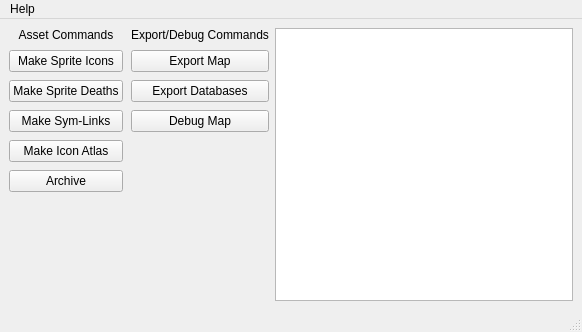
Old version of the form gui/tool_gui.ui in the repository thisisnotruben/ToW-tools.
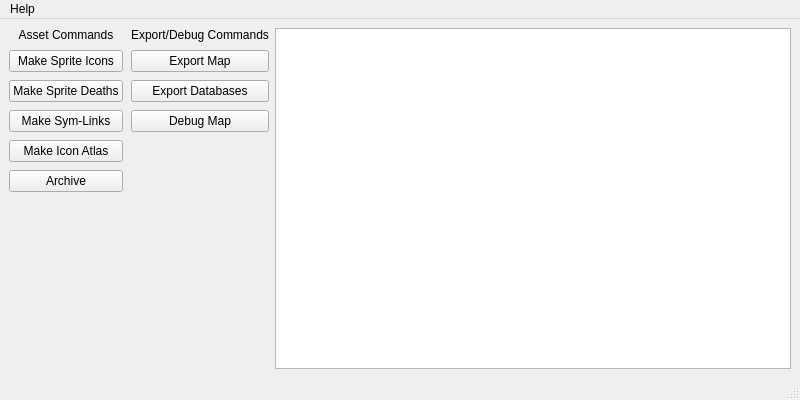
New version of the form. Icons and pictures are not drawn.

Commit message: made the tool gui!

Diff of the .ui file:
```diff
--- a/gui/tool_gui.ui
+++ b/gui/tool_gui.ui
@@ -6,10 +6,16 @@
    <rect>
     <x>0</x>
     <y>0</y>
-    <width>582</width>
-    <height>332</height>
+    <width>800</width>
+    <height>400</height>
    </rect>
   </property>
+  <property name="minimumSize">
+   <size>
+    <width>800</width>
+    <height>400</height>
+   </size>
+  </property>
   <property name="windowTitle">
    <string>Tides of War Tool</string>
   </property>
@@ -187,7 +193,7 @@
     <rect>
      <x>0</x>
      <y>0</y>
-     <width>582</width>
+     <width>800</width>
      <height>22</height>
     </rect>
    </property>
```
Left out of the diff: 6 changed lines with no effect on the pictures. The commit also changes 3 other files.
